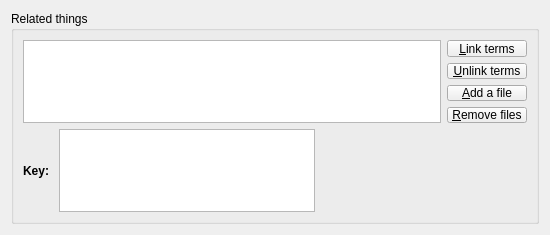
Old version of the form src/widgets/qtdesigner/QTermLinks.ui in the repository aparaatti/definator.
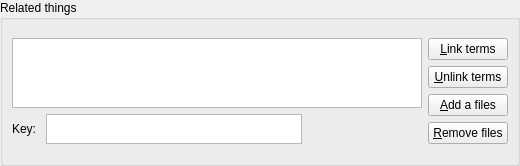
New version of the form.

```diff
--- a/src/widgets/qtdesigner/QTermLinks.ui
+++ b/src/widgets/qtdesigner/QTermLinks.ui
@@ -6,50 +6,61 @@
    <rect>
     <x>0</x>
     <y>0</y>
-    <width>550</width>
-    <height>235</height>
+    <width>520</width>
+    <height>166</height>
    </rect>
   </property>
   <property name="sizePolicy">
-   <sizepolicy hsizetype="MinimumExpanding" vsizetype="Minimum">
+   <sizepolicy hsizetype="Preferred" vsizetype="Minimum">
     <horstretch>0</horstretch>
     <verstretch>0</verstretch>
    </sizepolicy>
   </property>
-  <property name="minimumSize">
-   <size>
-    <width>550</width>
-    <height>150</height>
-   </size>
-  </property>
   <property name="windowTitle">
    <string>Term linker</string>
   </property>
   <layout class="QHBoxLayout" name="horizontalLayout_4">
+   <property name="spacing">
+    <number>0</number>
+   </property>
+   <property name="leftMargin">
+    <number>0</number>
+   </property>
+   <property name="topMargin">
+    <number>0</number>
+   </property>
+   <property name="rightMargin">
+    <number>0</number>
+   </property>
+   <property name="bottomMargin">
+    <number>0</number>
+   </property>
    <item>
     <widget class="QGroupBox" name="groupBoxTermLinker">
-     <property name="sizePolicy">
-      <sizepolicy hsizetype="Expanding" vsizetype="Minimum">
-       <horstretch>0</horstretch>
-       <verstretch>0</verstretch>
-      </sizepolicy>
-     </property>
      <property name="maximumSize">
       <size>
        <width>16777215</width>
-       <height>300</height>
+       <height>200</height>
+      </size>
+     </property>
+     <property name="baseSize">
+      <size>
+       <width>0</width>
+       <height>100</height>
       </size>
      </property>
      <property name="title">
       <string>Related things</string>
      </property>
-     <layout class="QVBoxLayout" name="verticalLayout_2">
-      <item>
+     <layout class="QGridLayout" name="gridLayout_2">
+      <item row="0" column="0">
        <layout class="QHBoxLayout" name="horizontalLayout">
         <item>
+         <layout class="QVBoxLayout" name="verticalLayout_2">
+          <item>
          <widget class="QTableWidget" name="tableWidget">
           <property name="sizePolicy">
-           <sizepolicy hsizetype="Expanding" vsizetype="Expanding">
+             <sizepolicy hsizetype="Expanding" vsizetype="Minimum">
             <horstretch>0</horstretch>
             <verstretch>0</verstretch>
            </sizepolicy>
@@ -112,60 +123,19 @@
          </widget>
         </item>
         <item>
-         <layout class="QVBoxLayout" name="verticalLayout">
-          <item>
-           <widget class="QPushButton" name="buttonLinkTerms">
-            <property name="text">
-             <string>&amp;Link terms</string>
-            </property>
-           </widget>
-          </item>
-          <item>
-           <widget class="QPushButton" name="buttonUnlinkTerms">
-            <property name="text">
-             <string>&amp;Unlink terms</string>
-            </property>
-           </widget>
-          </item>
-          <item>
-           <widget class="QPushButton" name="buttonAddFile">
-            <property name="text">
-             <string>&amp;Add a file</string>
-            </property>
-           </widget>
-          </item>
-          <item>
-           <widget class="QPushButton" name="buttonRemoveFiles">
-            <property name="text">
-             <string>&amp;Remove files</string>
-            </property>
-           </widget>
-          </item>
-          <item>
-           <spacer name="verticalSpacer">
-            <property name="orientation">
-             <enum>Qt::Vertical</enum>
-            </property>
-            <property name="sizeHint" stdset="0">
-             <size>
-              <width>20</width>
-              <height>40</height>
-             </size>
-            </property>
-           </spacer>
-          </item>
-         </layout>
-        </item>
-       </layout>
-      </item>
-      <item>
        <layout class="QHBoxLayout" name="horizontalLayout_2">
         <item>
          <widget class="QLabel" name="labelKeys">
+              <property name="sizePolicy">
+               <sizepolicy hsizetype="Preferred" vsizetype="Preferred">
+                <horstretch>0</horstretch>
+                <verstretch>0</verstretch>
+               </sizepolicy>
+              </property>
           <property name="font">
            <font>
-            <weight>75</weight>
-            <bold>true</bold>
+                <weight>50</weight>
+                <bold>false</bold>
            </font>
           </property>
           <property name="locale">
@@ -179,11 +149,17 @@
         <item>
          <widget class="QTableWidget" name="keyTableWidget">
           <property name="sizePolicy">
-           <sizepolicy hsizetype="Expanding" vsizetype="Minimum">
+               <sizepolicy hsizetype="Expanding" vsizetype="Preferred">
             <horstretch>0</horstretch>
             <verstretch>0</verstretch>
            </sizepolicy>
           </property>
+              <property name="maximumSize">
+               <size>
+                <width>16777215</width>
+                <height>30</height>
+               </size>
+              </property>
           <property name="verticalScrollBarPolicy">
            <enum>Qt::ScrollBarAlwaysOff</enum>
           </property>
@@ -219,6 +195,66 @@
            </size>
           </property>
          </spacer>
+            </item>
+           </layout>
+          </item>
+         </layout>
+        </item>
+        <item>
+         <layout class="QVBoxLayout" name="verticalLayout">
+          <item>
+           <widget class="QPushButton" name="buttonLinkTerms">
+            <property name="sizePolicy">
+             <sizepolicy hsizetype="Preferred" vsizetype="Fixed">
+              <horstretch>0</horstretch>
+              <verstretch>0</verstretch>
+             </sizepolicy>
+            </property>
+            <property name="text">
+             <string>&amp;Link terms</string>
+            </property>
+           </widget>
+          </item>
+          <item>
+           <widget class="QPushButton" name="buttonUnlinkTerms">
+            <property name="sizePolicy">
+             <sizepolicy hsizetype="Preferred" vsizetype="Fixed">
+              <horstretch>0</horstretch>
+              <verstretch>0</verstretch>
+             </sizepolicy>
+            </property>
+            <property name="text">
+             <string>&amp;Unlink terms</string>
+            </property>
+           </widget>
+          </item>
+          <item>
+           <widget class="QPushButton" name="buttonAddFile">
+            <property name="sizePolicy">
+             <sizepolicy hsizetype="Preferred" vsizetype="Fixed">
+              <horstretch>0</horstretch>
+              <verstretch>0</verstretch>
+             </sizepolicy>
+            </property>
+            <property name="text">
+             <string>&amp;Add a files</string>
+            </property>
+           </widget>
+          </item>
+          <item>
+           <widget class="QPushButton" name="buttonRemoveFiles">
+            <property name="sizePolicy">
+             <sizepolicy hsizetype="Preferred" vsizetype="Fixed">
+              <horstretch>0</horstretch>
+              <verstretch>0</verstretch>
+             </sizepolicy>
+            </property>
+            <property name="text">
+             <string>&amp;Remove files</string>
+            </property>
+           </widget>
+          </item>
+         </layout>
         </item>
        </layout>
       </item>
```
Lines whose indentation alone changed are shown as unchanged.
